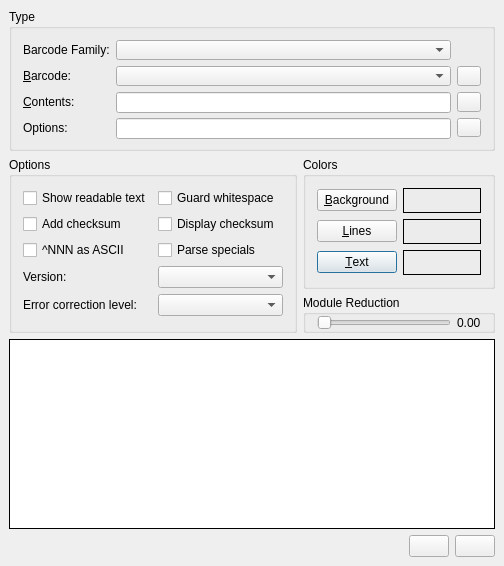
terryburton/scribus, file scribus/plugins/barcodegenerator/barcodegenerator.ui: the form before one commit.
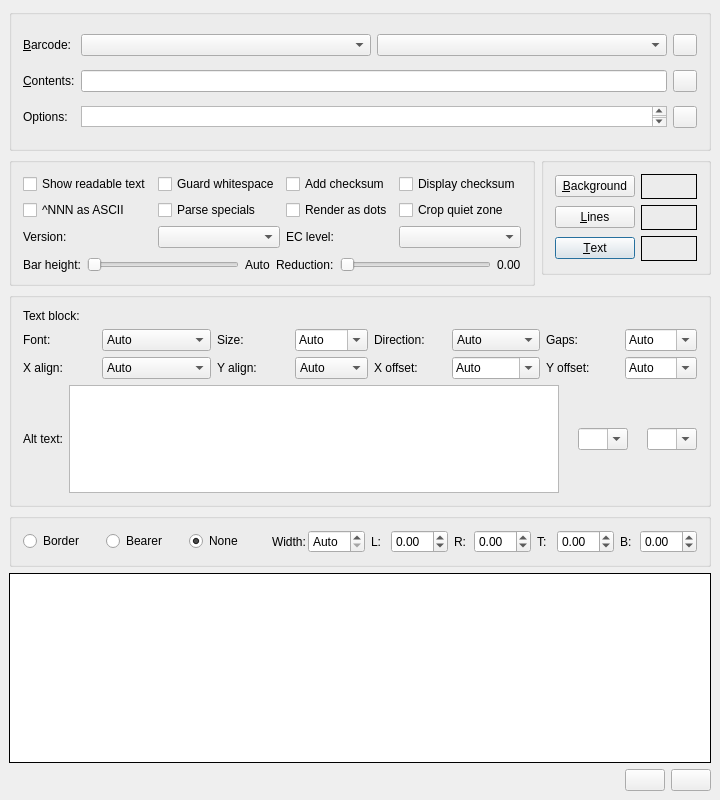
The form after the commit.

Commit message: Barcode Generator plugin: UI rework

```diff
--- a/scribus/plugins/barcodegenerator/barcodegenerator.ui
+++ b/scribus/plugins/barcodegenerator/barcodegenerator.ui
@@ -8,10 +8,22 @@
    <rect>
     <x>0</x>
     <y>0</y>
-    <width>504</width>
-    <height>541</height>
+    <width>720</width>
+    <height>800</height>
    </rect>
   </property>
+  <property name="minimumSize">
+   <size>
+    <width>720</width>
+    <height>800</height>
+   </size>
+  </property>
+  <property name="maximumSize">
+   <size>
+    <width>720</width>
+    <height>800</height>
+   </size>
+  </property>
   <property name="windowTitle">
    <string>Insert Barcode</string>
   </property>
@@ -31,10 +43,10 @@
    <property name="bottomMargin">
     <number>9</number>
    </property>
-   <item row="4" column="1" colspan="2">
+   <item row="4" column="1" colspan="2" alignment="Qt::AlignTop">
     <widget class="QGroupBox" name="colorBox">
      <property name="title">
-      <string>Colors</string>
+      <string/>
      </property>
      <layout class="QGridLayout" name="gridLayout_4">
       <item row="2" column="1">
@@ -136,7 +148,7 @@
      </layout>
     </widget>
    </item>
-   <item row="8" column="0" colspan="3">
+   <item row="10" column="0" colspan="3">
     <layout class="QHBoxLayout" name="horizontalLayout">
      <item>
       <spacer name="horizontalSpacer">
@@ -167,13 +179,39 @@
      </item>
     </layout>
    </item>
-   <item row="4" column="0" rowspan="2">
+   <item row="4" column="0">
     <widget class="QGroupBox" name="bcodeBox">
      <property name="title">
-      <string>Options</string>
+      <string/>
      </property>
      <layout class="QGridLayout" name="gridLayout_3">
-      <item row="1" column="0">
+      <item row="0" column="0">
+       <widget class="QCheckBox" name="includetextCheck">
+        <property name="toolTip">
+         <string>If checked, there will be numbers in the barcode too</string>
+        </property>
+        <property name="text">
+         <string>Show readable text</string>
+        </property>
+        <property name="shortcut">
+         <string>Alt+I</string>
+        </property>
+       </widget>
+      </item>
+      <item row="0" column="1">
+       <widget class="QCheckBox" name="guardwhitespaceCheck">
+        <property name="toolTip">
+         <string>Draw arrows to be sure of space next the code</string>
+        </property>
+        <property name="text">
+         <string>Guard whitespace</string>
+        </property>
+        <property name="shortcut">
+         <string>Alt+G</string>
+        </property>
+       </widget>
+      </item>
+      <item row="0" column="2">
        <widget class="QCheckBox" name="includecheckCheck">
         <property name="toolTip">
          <string>Generate and include a checksum in barcode</string>
@@ -186,20 +224,7 @@
         </property>
        </widget>
       </item>
-      <item row="3" column="0">
-       <widget class="QLabel" name="formatLabel">
-        <property name="text">
-         <string>Version:</string>
-        </property>
-        <property name="wordWrap">
-         <bool>false</bool>
-        </property>
-        <property name="buddy">
-         <cstring>formatCombo</cstring>
-        </property>
-       </widget>
-      </item>
-      <item row="1" column="1">
+      <item row="0" column="3">
        <widget class="QCheckBox" name="includecheckintextCheck">
         <property name="toolTip">
          <string>Include the checksum digit in the barcode text</string>
@@ -212,88 +237,153 @@
         </property>
        </widget>
       </item>
-      <item row="0" column="1">
-       <widget class="QCheckBox" name="guardwhitespaceCheck">
-        <property name="toolTip">
-         <string>Draw arrows to be sure of space next the code</string>
-        </property>
-        <property name="text">
-         <string>Guard whitespace</string>
-        </property>
-        <property name="shortcut">
-         <string>Alt+G</string>
-        </property>
-       </widget>
-      </item>
-      <item row="2" column="0">
+      <item row="1" column="0">
        <widget class="QCheckBox" name="parseCheck">
         <property name="text">
          <string>^NNN as ASCII</string>
         </property>
        </widget>
       </item>
-      <item row="4" column="0">
-       <widget class="QLabel" name="eccLabel">
-        <property name="text">
-         <string>Error correction level:</string>
-        </property>
-        <property name="wordWrap">
-         <bool>false</bool>
-        </property>
-        <property name="buddy">
-         <cstring>eccCombo</cstring>
-        </property>
-       </widget>
-      </item>
-      <item row="2" column="1">
+      <item row="1" column="1">
        <widget class="QCheckBox" name="parsefncCheck">
         <property name="text">
          <string>Parse specials</string>
         </property>
        </widget>
       </item>
-      <item row="0" column="0">
-       <widget class="QCheckBox" name="includetextCheck">
+      <item row="1" column="2">
+       <widget class="QCheckBox" name="dottyCheck">
         <property name="toolTip">
          <string>If checked, there will be numbers in the barcode too</string>
         </property>
         <property name="text">
-         <string>Show readable text</string>
+         <string>Render as dots</string>
         </property>
-        <property name="shortcut">
-         <string>Alt+I</string>
+       </widget>
+      </item>
+      <item row="1" column="3">
+       <widget class="QCheckBox" name="cropCheck">
+        <property name="toolTip">
+         <string>Remove the quiet zone from the barcode</string>
         </property>
-        <property name="checked">
-         <bool>false</bool>
+        <property name="text">
+         <string>Crop quiet zone</string>
         </property>
        </widget>
       </item>
-      <item row="3" column="1">
+      <item row="2" column="0">
+       <widget class="QLabel" name="formatLabel">
+        <property name="text">
+         <string>Version:</string>
+        </property>
+        <property name="buddy">
+         <cstring>formatCombo</cstring>
+        </property>
+       </widget>
+      </item>
+      <item row="2" column="1">
        <widget class="QComboBox" name="formatCombo">
-        <property name="minimumSize">
-         <size>
-          <width>125</width>
-          <height>0</height>
-         </size>
-        </property>
         <property name="toolTip">
          <string>Version of the symbol</string>
         </property>
        </widget>
       </item>
-      <item row="4" column="1">
+      <item row="2" column="2">
+       <widget class="QLabel" name="eccLabel">
+        <property name="text">
+         <string>EC level:</string>
+        </property>
+        <property name="buddy">
+         <cstring>eccCombo</cstring>
+        </property>
+       </widget>
+      </item>
+      <item row="2" column="3">
        <widget class="QComboBox" name="eccCombo">
-        <property name="minimumSize">
-         <size>
-          <width>125</width>
-          <height>0</height>
-         </size>
-        </property>
         <property name="toolTip">
          <string>Error correction level</string>
         </property>
        </widget>
       </item>
+      <item row="3" column="0" colspan="4">
+       <layout class="QHBoxLayout" name="slidersLayout">
+        <property name="topMargin">
+         <number>3</number>
+        </property>
+        <item>
+         <widget class="QLabel" name="heightLabel">
+          <property name="text">
+           <string>Bar height:</string>
+          </property>
+          <property name="buddy">
+           <cstring>heightSlider</cstring>
+          </property>
+         </widget>
+        </item>
+        <item>
+         <widget class="QSlider" name="heightSlider">
+          <property name="toolTip">
+           <string>Height of the bars (Auto = default)</string>
+          </property>
+          <property name="minimum">
+           <number>0</number>
+          </property>
+          <property name="maximum">
+           <number>300</number>
+          </property>
+          <property name="value">
+           <number>0</number>
+          </property>
+          <property name="orientation">
+           <enum>Qt::Horizontal</enum>
+          </property>
+         </widget>
+        </item>
+        <item>
+         <widget class="QLabel" name="heightValue">
+          <property name="text">
+           <string>Auto</string>
+          </property>
+         </widget>
+        </item>
+        <item>
+         <widget class="QLabel" name="inkspreadLabel">
+          <property name="text">
+           <string>Reduction:</string>
+          </property>
+          <property name="buddy">
+           <cstring>inkspreadSlider</cstring>
+          </property>
+         </widget>
+        </item>
+        <item>
+         <widget class="QSlider" name="inkspreadSlider">
+          <property name="toolTip">
+           <string>Ink spread compensation for print output (0 = none)</string>
+          </property>
+          <property name="minimum">
+           <number>0</number>
+          </property>
+          <property name="maximum">
+           <number>25</number>
+          </property>
+          <property name="value">
+           <number>0</number>
+          </property>
+          <property name="orientation">
+           <enum>Qt::Horizontal</enum>
+          </property>
+         </widget>
+        </item>
+        <item>
+         <widget class="QLabel" name="inkspreadValue">
+          <property name="text">
+           <string>0.00</string>
+          </property>
+         </widget>
+        </item>
+       </layout>
+      </item>
      </layout>
     </widget>
    </item>
@@ -306,40 +396,47 @@
       </size>
      </property>
      <property name="title">
-      <string>Type</string>
+      <string/>
      </property>
      <layout class="QGridLayout" name="gridLayout_2">
       <item row="0" column="0">
        <widget class="QLabel" name="bcFamilyLabel">
         <property name="text">
-         <string>Barcode Family:</string>
-        </property>
-       </widget>
-      </item>
-      <item row="0" column="1">
-       <widget class="QComboBox" name="bcFamilyCombo"/>
-      </item>
-      <item row="1" column="0">
-       <widget class="QLabel" name="bcLabel">
-        <property name="text">
          <string>&amp;Barcode:</string>
         </property>
-        <property name="wordWrap">
-         <bool>false</bool>
-        </property>
         <property name="buddy">
          <cstring>bcCombo</cstring>
         </property>
        </widget>
       </item>
-      <item row="1" column="1">
-       <widget class="QComboBox" name="bcCombo">
-        <property name="toolTip">
-         <string>Select one of the available barcode types here</string>
-        </property>
-       </widget>
+      <item row="0" column="1">
+       <layout class="QHBoxLayout" name="bcCombosLayout">
+        <item>
+         <widget class="QComboBox" name="bcFamilyCombo">
+          <property name="sizePolicy">
+           <sizepolicy hsizetype="Expanding" vsizetype="Fixed">
+            <horstretch>1</horstretch>
+            <verstretch>0</verstretch>
+           </sizepolicy>
+          </property>
+         </widget>
+        </item>
+        <item>
+         <widget class="QComboBox" name="bcCombo">
+          <property name="sizePolicy">
+           <sizepolicy hsizetype="Expanding" vsizetype="Fixed">
+            <horstretch>1</horstretch>
+            <verstretch>0</verstretch>
+           </sizepolicy>
+          </property>
+          <property name="toolTip">
+           <string>Select one of the available barcode types here</string>
+          </property>
+         </widget>
+        </item>
+       </layout>
       </item>
-      <item row="2" column="0">
+      <item row="1" column="0">
        <widget class="QLabel" name="codeLabel">
         <property name="text">
          <string>&amp;Contents:</string>
@@ -352,7 +449,7 @@
         </property>
        </widget>
       </item>
-      <item row="2" column="1">
+      <item row="1" column="1">
        <widget class="QLineEdit" name="codeEdit">
         <property name="sizePolicy">
          <sizepolicy hsizetype="Expanding" vsizetype="Fixed">
@@ -371,7 +468,7 @@
         </property>
        </widget>
       </item>
-      <item row="1" column="2">
+      <item row="0" column="2">
        <widget class="QPushButton" name="resetButton">
         <property name="sizePolicy">
          <sizepolicy hsizetype="Fixed" vsizetype="Fixed">
@@ -393,7 +490,7 @@
         </property>
        </widget>
       </item>
-      <item row="2" column="2">
+      <item row="1" column="2">
        <widget class="QPushButton" name="helpSymbologiesButton">
         <property name="sizePolicy">
          <sizepolicy hsizetype="Fixed" vsizetype="Fixed">
@@ -415,7 +512,7 @@
         </property>
        </widget>
       </item>
-      <item row="3" column="2">
+      <item row="2" column="2">
        <widget class="QPushButton" name="helpOptionsButton">
         <property name="sizePolicy">
          <sizepolicy hsizetype="Fixed" vsizetype="Fixed">
@@ -437,7 +534,7 @@
         </property>
        </widget>
       </item>
-      <item row="3" column="0">
+      <item row="2" column="0">
        <widget class="QLabel" name="optionsLabel">
         <property name="text">
          <string>Options:</string>
@@ -447,57 +544,28 @@
         </property>
        </widget>
       </item>
-      <item row="3" column="1">
-       <widget class="QLineEdit" name="optionsEdit">
+      <item row="2" column="1">
+       <widget class="QPlainTextEdit" name="optionsEdit">
         <property name="minimumSize">
          <size>
           <width>0</width>
           <height>21</height>
          </size>
         </property>
+        <property name="maximumSize">
+         <size>
+          <width>16777215</width>
+          <height>21</height>
+         </size>
+        </property>
         <property name="toolTip">
          <string>Advanced options for the barcode</string>
         </property>
-       </widget>
-      </item>
-     </layout>
-    </widget>
-   </item>
-   <item row="5" column="1" colspan="2">
-    <widget class="QGroupBox" name="inkspreadBox">
-     <property name="title">
-      <string>Module Reduction</string>
-     </property>
-     <layout class="QHBoxLayout" name="inkspreadLayout">
-      <property name="topMargin">
-       <number>0</number>
-      </property>
-      <property name="bottomMargin">
-       <number>0</number>
-      </property>
-      <item>
-       <widget class="QSlider" name="inkspreadSlider">
-        <property name="toolTip">
-         <string>Ink spread compensation for print output (0 = none)</string>
+        <property name="verticalScrollBarPolicy">
+         <enum>Qt::ScrollBarAsNeeded</enum>
         </property>
-        <property name="minimum">
-         <number>0</number>
-        </property>
-        <property name="maximum">
-         <number>25</number>
-        </property>
-        <property name="value">
-         <number>0</number>
-        </property>
-        <property name="orientation">
-         <enum>Qt::Horizontal</enum>
-        </property>
-       </widget>
-      </item>
-      <item>
-       <widget class="QLabel" name="inkspreadValue">
-        <property name="text">
-         <string>0.00</string>
+        <property name="horizontalScrollBarPolicy">
+         <enum>Qt::ScrollBarAlwaysOff</enum>
         </property>
        </widget>
       </item>
@@ -505,7 +573,665 @@
     </widget>
    </item>
    <item row="6" column="0" colspan="3">
+    <widget class="QGroupBox" name="textBox">
+     <property name="title">
+      <string/>
+     </property>
+     <layout class="QGridLayout" name="textGridLayout">
+      <item row="0" column="0" colspan="8">
+       <layout class="QHBoxLayout" name="textTabLayout">
+        <item>
+         <widget class="QLabel" name="textBlockLabel">
+          <property name="text">
+           <string>Text block:</string>
+          </property>
+         </widget>
+        </item>
+       </layout>
+      </item>
+      <item row="1" column="0">
+       <widget class="QLabel" name="textfontLabel">
+        <property name="text">
+         <string>Font:</string>
+        </property>
+        <property name="buddy">
+         <cstring>textfontCombo</cstring>
+        </property>
+       </widget>
+      </item>
+      <item row="1" column="1">
+       <widget class="QComboBox" name="textfontCombo">
+        <item>
+         <property name="text">
+          <string>Auto</string>
+         </property>
+        </item>
+        <item>
+         <property name="text">
+          <string>OCR-A</string>
+         </property>
+        </item>
+        <item>
+         <property name="text">
+          <string>OCR-B</string>
+         </property>
+        </item>
+        <item>
+         <property name="text">
+          <string>Helvetica</string>
+         </property>
+        </item>
+        <item>
+         <property name="text">
+          <string>Helvetica-Bold</string>
+         </property>
+        </item>
+        <item>
+         <property name="text">
+          <string>Courier</string>
+         </property>
+        </item>
+        <item>
+         <property name="text">
+          <string>Courier-Bold</string>
+         </property>
+        </item>
+       </widget>
+      </item>
+      <item row="1" column="2">
+       <widget class="QLabel" name="textsizeLabel">
+        <property name="text">
+         <string>Size:</string>
+        </property>
+        <property name="buddy">
+         <cstring>textsizeCombo</cstring>
+        </property>
+       </widget>
+      </item>
+      <item row="1" column="3">
+       <widget class="QComboBox" name="textsizeCombo">
+        <property name="editable">
+         <bool>true</bool>
+        </property>
+        <item>
+         <property name="text">
+          <string>Auto</string>
+         </property>
+        </item>
+       </widget>
+      </item>
+      <item row="1" column="4">
+       <widget class="QLabel" name="textdirectionLabel">
+        <property name="text">
+         <string>Direction:</string>
+        </property>
+        <property name="buddy">
+         <cstring>textdirectionCombo</cstring>
+        </property>
+       </widget>
+      </item>
+      <item row="1" column="5">
+       <widget class="QComboBox" name="textdirectionCombo">
+        <item>
+         <property name="text">
+          <string>Auto</string>
+         </property>
+        </item>
+        <item>
+         <property name="text">
+          <string>Forward</string>
+         </property>
+        </item>
+        <item>
+         <property name="text">
+          <string>Backward</string>
+         </property>
+        </item>
+        <item>
+         <property name="text">
+          <string>Upward</string>
+         </property>
+        </item>
+        <item>
+         <property name="text">
+          <string>Downward</string>
+         </property>
+        </item>
+       </widget>
+      </item>
+      <item row="1" column="6">
+       <widget class="QLabel" name="textgapsLabel">
+        <property name="text">
+         <string>Gaps:</string>
+        </property>
+        <property name="buddy">
+         <cstring>textgapsCombo</cstring>
+        </property>
+       </widget>
+      </item>
+      <item row="1" column="7">
+       <widget class="QComboBox" name="textgapsCombo">
+        <property name="editable">
+         <bool>true</bool>
+        </property>
+        <item>
+         <property name="text">
+          <string>Auto</string>
+         </property>
+        </item>
+       </widget>
+      </item>
+      <item row="2" column="0">
+       <widget class="QLabel" name="textxalignLabel">
+        <property name="text">
+         <string>X align:</string>
+        </property>
+        <property name="buddy">
+         <cstring>textxalignCombo</cstring>
+        </property>
+       </widget>
+      </item>
+      <item row="2" column="1">
+       <widget class="QComboBox" name="textxalignCombo">
+        <item>
+         <property name="text">
+          <string>Auto</string>
+         </property>
+        </item>
+        <item>
+         <property name="text">
+          <string>Off Left</string>
+         </property>
+        </item>
+        <item>
+         <property name="text">
+          <string>Left</string>
+         </property>
+        </item>
+        <item>
+         <property name="text">
+          <string>Center</string>
+         </property>
+        </item>
+        <item>
+         <property name="text">
+          <string>Right</string>
+         </property>
+        </item>
+        <item>
+         <property name="text">
+          <string>Off Right</string>
+         </property>
+        </item>
+        <item>
+         <property name="text">
+          <string>Justify</string>
+         </property>
+        </item>
+       </widget>
+      </item>
+      <item row="2" column="2">
+       <widget class="QLabel" name="textyalignLabel">
+        <property name="text">
+         <string>Y align:</string>
+        </property>
+        <property name="buddy">
+         <cstring>textyalignCombo</cstring>
+        </property>
+       </widget>
+      </item>
+      <item row="2" column="3">
+       <widget class="QComboBox" name="textyalignCombo">
+        <item>
+         <property name="text">
+          <string>Auto</string>
+         </property>
+        </item>
+        <item>
+         <property name="text">
+          <string>Above</string>
+         </property>
+        </item>
+        <item>
+         <property name="text">
+          <string>Top</string>
+         </property>
+        </item>
+        <item>
+         <property name="text">
+          <string>Center</string>
+         </property>
+        </item>
+        <item>
+         <property name="text">
+          <string>Bottom</string>
+         </property>
+        </item>
+        <item>
+         <property name="text">
+          <string>Below</string>
+         </property>
+        </item>
+        <item>
+         <property name="text">
+          <string>Justify</string>
+         </property>
+        </item>
+       </widget>
+      </item>
+      <item row="2" column="4">
+       <widget class="QLabel" name="textxoffsetLabel">
+        <property name="text">
+         <string>X offset:</string>
+        </property>
+        <property name="buddy">
+         <cstring>textxoffsetCombo</cstring>
+        </property>
+       </widget>
+      </item>
+      <item row="2" column="5">
+       <widget class="QComboBox" name="textxoffsetCombo">
+        <property name="editable">
+         <bool>true</bool>
+        </property>
+        <item>
+         <property name="text">
+          <string>Auto</string>
+         </property>
+        </item>
+       </widget>
+      </item>
+      <item row="2" column="6">
+       <widget class="QLabel" name="textyoffsetLabel">
+        <property name="text">
+         <string>Y offset:</string>
+        </property>
+        <property name="buddy">
+         <cstring>textyoffsetCombo</cstring>
+        </property>
+       </widget>
+      </item>
+      <item row="2" column="7">
+       <widget class="QComboBox" name="textyoffsetCombo">
+        <property name="editable">
+         <bool>true</bool>
+        </property>
+        <item>
+         <property name="text">
+          <string>Auto</string>
+         </property>
+        </item>
+       </widget>
+      </item>
+      <item row="3" column="0" colspan="8">
+       <layout class="QHBoxLayout" name="alttextRowLayout">
+        <item>
+         <widget class="QLabel" name="alttextLabel">
+          <property name="text">
+           <string>Alt text:</string>
+          </property>
+          <property name="buddy">
+           <cstring>alttextEdit</cstring>
+          </property>
+         </widget>
+        </item>
+        <item>
+         <widget class="QPlainTextEdit" name="alttextEdit">
+          <property name="sizePolicy">
+           <sizepolicy hsizetype="Expanding" vsizetype="Fixed">
+            <horstretch>1</horstretch>
+            <verstretch>0</verstretch>
+           </sizepolicy>
+          </property>
+          <property name="toolTip">
+           <string>Replacement human-readable text</string>
+          </property>
+          <property name="lineWrapMode">
+           <enum>QPlainTextEdit::WidgetWidth</enum>
+          </property>
+          <property name="wordWrapMode">
+           <enum>QTextOption::WrapAnywhere</enum>
+          </property>
+          <property name="verticalScrollBarPolicy">
+           <enum>Qt::ScrollBarAsNeeded</enum>
+          </property>
+          <property name="horizontalScrollBarPolicy">
+           <enum>Qt::ScrollBarAlwaysOff</enum>
+          </property>
+         </widget>
+        </item>
+        <item>
+         <widget class="QLabel" name="alttextsubspaceLabel">
+          <property name="text">
+           <string>&lt;SP&gt;</string>
+          </property>
+          <property name="buddy">
+           <cstring>alttextsubspaceCombo</cstring>
+          </property>
+         </widget>
+        </item>
+        <item>
+         <widget class="QComboBox" name="alttextsubspaceCombo">
+          <property name="editable">
+           <bool>true</bool>
+          </property>
+          <property name="sizePolicy">
+           <sizepolicy hsizetype="Fixed" vsizetype="Fixed">
+            <horstretch>0</horstretch>
+            <verstretch>0</verstretch>
+           </sizepolicy>
+          </property>
+          <property name="minimumSize">
+           <size>
+            <width>50</width>
+            <height>0</height>
+           </size>
+          </property>
+          <property name="maximumSize">
+           <size>
+            <width>50</width>
+            <height>16777215</height>
+           </size>
+          </property>
+          <property name="toolTip">
+           <string>Character to substitute for spaces in the human-readable text</string>
+          </property>
+          <item>
+           <property name="text">
+            <string/>
+           </property>
+          </item>
+          <item>
+           <property name="text">
+            <string>~</string>
+           </property>
+          </item>
+          <item>
+           <property name="text">
+            <string>+</string>
+           </property>
+          </item>
+         </widget>
+        </item>
+        <item>
+         <widget class="QLabel" name="alttextsplitLabel">
+          <property name="text">
+           <string>&lt;CR&gt;</string>
+          </property>
+          <property name="buddy">
+           <cstring>alttextsplitCombo</cstring>
+          </property>
+         </widget>
+        </item>
+        <item>
+         <widget class="QComboBox" name="alttextsplitCombo">
+          <property name="editable">
+           <bool>true</bool>
+          </property>
+          <property name="sizePolicy">
+           <sizepolicy hsizetype="Fixed" vsizetype="Fixed">
+            <horstretch>0</horstretch>
+            <verstretch>0</verstretch>
+           </sizepolicy>
+          </property>
+          <property name="minimumSize">
+           <size>
+            <width>50</width>
+            <height>0</height>
+           </size>
+          </property>
+          <property name="maximumSize">
+           <size>
+            <width>50</width>
+            <height>16777215</height>
+           </size>
+          </property>
+          <property name="toolTip">
+           <string>Character at which to split the human-readable text into multiple lines</string>
+          </property>
+          <item>
+           <property name="text">
+            <string/>
+           </property>
+          </item>
+          <item>
+           <property name="text">
+            <string>|</string>
+           </property>
+          </item>
+          <item>
+           <property name="text">
+            <string>/</string>
+           </property>
+          </item>
+         </widget>
+        </item>
+       </layout>
+      </item>
+     </layout>
+    </widget>
+   </item>
+   <item row="7" column="0" colspan="3">
+    <widget class="QGroupBox" name="borderBox">
+     <property name="title">
+      <string/>
+     </property>
+     <layout class="QHBoxLayout" name="borderLayout">
+      <item>
+       <widget class="QRadioButton" name="borderBorderRadio">
+        <property name="text">
+         <string>Border</string>
+        </property>
+       </widget>
+      </item>
+      <item>
+       <widget class="QRadioButton" name="borderBearerRadio">
+        <property name="text">
+         <string>Bearer</string>
+        </property>
+       </widget>
+      </item>
+      <item>
+       <widget class="QRadioButton" name="borderNoneRadio">
+        <property name="text">
+         <string>None</string>
+        </property>
+        <property name="checked">
+         <bool>true</bool>
+        </property>
+       </widget>
+      </item>
+      <item>
+       <layout class="QHBoxLayout" name="borderWidthPair">
+        <property name="spacing">
+         <number>2</number>
+        </property>
+        <item>
+         <widget class="QLabel" name="borderwidthLabel">
+          <property name="text">
+           <string>Width:</string>
+          </property>
+          <property name="buddy">
+           <cstring>borderwidthSpin</cstring>
+          </property>
+         </widget>
+        </item>
+        <item>
+         <widget class="QDoubleSpinBox" name="borderwidthSpin">
+          <property name="specialValueText">
+           <string>Auto</string>
+          </property>
+          <property name="decimals">
+           <number>2</number>
+          </property>
+          <property name="minimum">
+           <double>0.000000000000000</double>
+          </property>
+          <property name="maximum">
+           <double>10.000000000000000</double>
+          </property>
+          <property name="singleStep">
+           <double>0.500000000000000</double>
+          </property>
+         </widget>
+        </item>
+       </layout>
+      </item>
+      <item>
+       <layout class="QHBoxLayout" name="borderLPair">
+        <property name="spacing">
+         <number>2</number>
+        </property>
+        <item>
+         <widget class="QLabel" name="borderleftLabel">
+          <property name="text">
+           <string>L:</string>
+          </property>
+          <property name="buddy">
+           <cstring>borderleftSpin</cstring>
+          </property>
+         </widget>
+        </item>
+        <item>
+         <widget class="QDoubleSpinBox" name="borderleftSpin">
+          <property name="specialValueText">
+           <string>Auto</string>
+          </property>
+          <property name="decimals">
+           <number>2</number>
+          </property>
+          <property name="minimum">
+           <double>-0.500000000000000</double>
+          </property>
+          <property name="maximum">
+           <double>10.000000000000000</double>
+          </property>
+          <property name="singleStep">
+           <double>0.500000000000000</double>
+          </property>
+         </widget>
+        </item>
+       </layout>
+      </item>
+      <item>
+       <layout class="QHBoxLayout" name="borderRPair">
+        <property name="spacing">
+         <number>2</number>
+        </property>
+        <item>
+         <widget class="QLabel" name="borderrightLabel">
+          <property name="text">
+           <string>R:</string>
+          </property>
+          <property name="buddy">
+           <cstring>borderrightSpin</cstring>
+          </property>
+         </widget>
+        </item>
+        <item>
+         <widget class="QDoubleSpinBox" name="borderrightSpin">
+          <property name="specialValueText">
+           <string>Auto</string>
+          </property>
+          <property name="decimals">
+           <number>2</number>
+          </property>
+          <property name="minimum">
+           <double>-0.500000000000000</double>
+          </property>
+          <property name="maximum">
+           <double>10.000000000000000</double>
+          </property>
+          <property name="singleStep">
+           <double>0.500000000000000</double>
+          </property>
+         </widget>
+        </item>
+       </layout>
+      </item>
+      <item>
+       <layout class="QHBoxLayout" name="borderTPair">
+        <property name="spacing">
+         <number>2</number>
+        </property>
+        <item>
+         <widget class="QLabel" name="bordertopLabel">
+          <property name="text">
+           <string>T:</string>
+          </property>
+          <property name="buddy">
+           <cstring>bordertopSpin</cstring>
+          </property>
+         </widget>
+        </item>
+        <item>
+         <widget class="QDoubleSpinBox" name="bordertopSpin">
+          <property name="specialValueText">
+           <string>Auto</string>
+          </property>
+          <property name="decimals">
+           <number>2</number>
+          </property>
+          <property name="minimum">
+           <double>-0.500000000000000</double>
+          </property>
+          <property name="maximum">
+           <double>10.000000000000000</double>
+          </property>
+          <property name="singleStep">
+           <double>0.500000000000000</double>
+          </property>
+         </widget>
+        </item>
+       </layout>
+      </item>
+      <item>
+       <layout class="QHBoxLayout" name="borderBPair">
+        <property name="spacing">
+         <number>2</number>
+        </property>
+        <item>
+         <widget class="QLabel" name="borderbottomLabel">
+          <property name="text">
+           <string>B:</string>
+          </property>
+          <property name="buddy">
+           <cstring>borderbottomSpin</cstring>
+          </property>
+         </widget>
+        </item>
+        <item>
+         <widget class="QDoubleSpinBox" name="borderbottomSpin">
+          <property name="specialValueText">
+           <string>Auto</string>
+          </property>
+          <property name="decimals">
+           <number>2</number>
+          </property>
+          <property name="minimum">
+           <double>-0.500000000000000</double>
+          </property>
+          <property name="maximum">
+           <double>10.000000000000000</double>
+          </property>
+          <property name="singleStep">
+           <double>0.500000000000000</double>
+          </property>
+         </widget>
+        </item>
+       </layout>
+      </item>
+     </layout>
+    </widget>
+   </item>
+   <item row="8" column="0" colspan="3">
     <widget class="QLabel" name="sampleLabel">
+     <property name="sizePolicy">
+      <sizepolicy hsizetype="Preferred" vsizetype="Expanding">
+       <horstretch>0</horstretch>
+       <verstretch>1</verstretch>
+      </sizepolicy>
+     </property>
      <property name="minimumSize">
       <size>
        <width>450</width>
```
Left out of the diff: 4 changed lines with no effect on the pictures. The commit also changes 5 other files.
